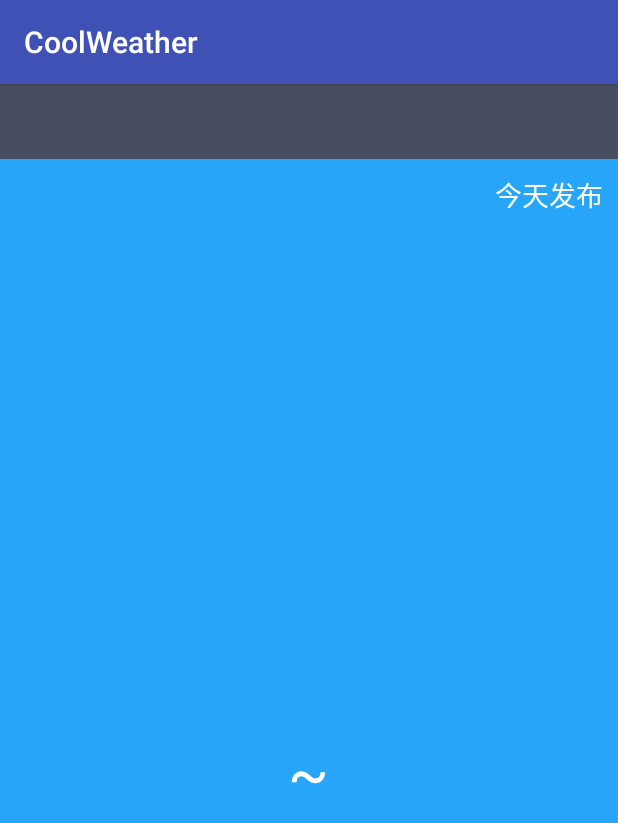
After one commit to superbugxixi/coolweather, an Android app: the WeatherActivity screen opened directly, with no data from a screen before it, on a phone screen of 412 x 824 dp. The commit adds this screen. Shown: the top 823 px of the screen. Run offline under Robolectric (Android 15) with nearby library versions, the phone set to English and light mode, and no system bars.

Commit message:
加入显示天气信息的功能

```diff
--- a/app/src/main/AndroidManifest.xml
+++ b/app/src/main/AndroidManifest.xml
@@ -19,6 +19,9 @@
                 <category android:name="android.intent.category.LAUNCHER"/>
             </intent-filter>
         </activity>
+        <activity android:name=".activity.WeatherActivity">
+
+        </activity>
     </application>
 
 </manifest>
--- /dev/null
+++ b/app/src/main/java/com/coolweather/app/coolweather/activity/WeatherActivity.java
@@ -0,0 +1,132 @@
+package com.coolweather.app.coolweather.activity;
+
+import android.content.SharedPreferences;
+import android.os.Bundle;
+import android.preference.PreferenceManager;
+import android.support.v7.app.AppCompatActivity;
+import android.text.TextUtils;
+import android.util.Log;
+import android.view.View;
+import android.view.Window;
+import android.widget.LinearLayout;
+import android.widget.TextView;
+
+import com.coolweather.app.coolweather.R;
+import com.coolweather.app.coolweather.util.HttpCallbackListener;
+import com.coolweather.app.coolweather.util.HttpUtil;
+import com.coolweather.app.coolweather.util.Utility;
+
+/**
+ * Created by cs on 2016/2/23.
+ */
+public class WeatherActivity extends AppCompatActivity {
+
+    private LinearLayout weatherInfoLayout;
+    /*
+    *用于显示城市名
+    */
+    private TextView cityNameText;
+    //用于显示发布时间
+    private TextView publishText;
+    //用于显示天气描述信息
+    private TextView weatherDespText;
+    //用于显示气温1
+    private TextView temp1Text;
+    //用于显示气温2
+    private TextView temp2Text;
+    //用于显示当前日期
+    private TextView currentDateText;
+
+    protected void onCreate(Bundle savedInstanceState){
+        super.onCreate(savedInstanceState);
+        //requestWindowFeature(Window.FEATURE_NO_TITLE);
+        setContentView(R.layout.weather_layout);
+        //初始化各控件
+        weatherInfoLayout = (LinearLayout)findViewById(R.id.weather_info_layout);
+        cityNameText = (TextView)findViewById(R.id.city_name);
+        publishText = (TextView)findViewById(R.id.publish_text);
+        weatherDespText = (TextView)findViewById(R.id.weather_desp);
+        temp1Text = (TextView)findViewById(R.id.temp1);
+        temp2Text = (TextView)findViewById(R.id.temp2);
+        currentDateText = (TextView)findViewById(R.id.current_date);
+        String countyCode = getIntent().getStringExtra("county_code");
+        if(!TextUtils.isEmpty(countyCode)){
+            //有县级代号时就去查询天气
+            publishText.setText("同步中...");
+            weatherInfoLayout.setVisibility(View.INVISIBLE);
+            queryWeatherCode(countyCode);
+        }else{
+            //没有县级代号时就直接显示本地天气
+            showWeather();
+        }
+    }
+    /*
+    *查询县级代号所对应的天气代号
+    */
+    private void queryWeatherCode(String countyCode){
+        String address = "http://www.weather.com.cn/data/list3/city" + countyCode +".xml";
+        queryFromServer(address,"countyCode");
+    }
+    /*
+    *查询天气代号所对应的天气
+    */
+    private void queryWeatherInfo(String weatherCode){
+        String adress = "http://www.weather.com.cn/data/cityinfo/" + weatherCode +".html";
+        queryFromServer(adress,"weatherCode");
+    }
+    /*
+    *根据传入的地址和类型去向服务器查询天气代号或者天气信息
+    */
+    private void queryFromServer(final String address,final String type){
+        HttpUtil.sendHttpRequest(address, new HttpCallbackListener() {
+            @Override
+            public void onFinish(final String response) {
+                if ("countyCode".equals(type)) {
+                    if (!TextUtils.isEmpty(response)) {
+                        //从服务器返回的数据中解析出天气代号
+                        String[] array = response.split("\\|");
+                        if (array != null && array.length == 2) {
+                            String weatherCode = array[1];
+                            queryWeatherInfo(weatherCode);
+                        }
+                    }
+                } else if ("weatherCode".equals(type)) {
+                    //处理服务器返回的天气信息
+                    Utility.handleWeatherResponse(WeatherActivity.this, response);
+                    runOnUiThread(new Runnable() {
+                        @Override
+                        public void run() {
+                            showWeather();
+                        }
+                    });
+                }
+            }
+
+            @Override
+            public void onError(Exception e) {
+                Log.d("WeatherActivity","1111111111111"+ e );
+                runOnUiThread(new Runnable() {
+                    @Override
+                    public void run() {
+                        publishText.setText("同步失败");
+                    }
+                });
+            }
+        });
+    }
+    /*
+    *从SharedPreferences文件中读取存储的天气信息，并显示到界面上
+    */
+    private void showWeather(){
+        SharedPreferences prefs = PreferenceManager.getDefaultSharedPreferences(this);
+        cityNameText.setText(prefs.getString("city_name",""));
+        temp1Text.setText(prefs.getString("temp1",""));
+        temp2Text.setText(prefs.getString("temp2",""));
+        weatherDespText.setText(prefs.getString("weather_desp",""));
+        publishText.setText("今天" + prefs.getString("publish_time","") + "发布");
+        currentDateText.setText(prefs.getString("current_date",""));
+        weatherInfoLayout.setVisibility(View.VISIBLE);
+        cityNameText.setVisibility(View.VISIBLE);
+
+    }
+}
--- /dev/null
+++ b/app/src/main/res/layout/weather_layout.xml
@@ -0,0 +1,91 @@
+<?xml version="1.0" encoding="utf-8"?>
+<LinearLayout xmlns:android="http://schemas.android.com/apk/res/android"
+    android:orientation="vertical" android:layout_width="match_parent"
+    android:layout_height="match_parent">
+
+    <RelativeLayout
+        android:layout_width="match_parent"
+        android:layout_height="50dp"
+        android:background="#484E61">
+
+        <TextView
+            android:id="@+id/city_name"
+            android:layout_width="wrap_content"
+            android:layout_height="wrap_content"
+            android:layout_centerInParent="true"
+            android:textColor="#fff"
+            android:textSize="24sp"/>
+    </RelativeLayout>
+    <RelativeLayout
+        android:layout_width="match_parent"
+        android:layout_height="0dp"
+        android:layout_weight="1"
+        android:background="#27A5F9">
+
+        <TextView
+            android:id="@+id/publish_text"
+            android:layout_width="wrap_content"
+            android:layout_height="wrap_content"
+            android:layout_alignParentRight="true"
+            android:layout_marginRight="10dp"
+            android:layout_marginTop="10dp"
+            android:textColor="#FFF"
+            android:textSize="18sp"/>
+
+        <LinearLayout
+            android:id="@+id/weather_info_layout"
+            android:layout_width="wrap_content"
+            android:layout_height="wrap_content"
+            android:layout_centerInParent="true"
+            android:orientation="vertical">
+            <TextView
+                android:id="@+id/current_date"
+                android:layout_width="wrap_content"
+                android:layout_height="40dp"
+                android:gravity="center"
+                android:textColor="#fff"
+                android:textSize="18sp"/>
+            <TextView
+                android:id="@+id/weather_desp"
+                android:layout_width="wrap_content"
+                android:layout_height="60dp"
+                android:layout_gravity="center_horizontal"
+                android:gravity="center"
+                android:textColor="#FFF"
+                android:textSize="40sp"/>
+            <LinearLayout
+                android:layout_width="wrap_content"
+                android:layout_height="60dp"
+                android:layout_gravity="center_horizontal"
+                android:orientation="horizontal">
+                <TextView
+                    android:id="@+id/temp1"
+                    android:layout_width="wrap_content"
+                    android:layout_height="wrap_content"
+                    android:layout_gravity="center_vertical"
+                    android:textColor="#FFF"
+                    android:textSize="40sp"/>
+                <TextView
+                    android:layout_width="wrap_content"
+                    android:layout_height="wrap_content"
+                    android:layout_gravity="center_vertical"
+                    android:layout_marginLeft="10dp"
+                    android:layout_marginRight="10dp"
+                    android:text="~"
+                    android:textColor="#fff"
+                    android:textSize="40sp"/>
+                <TextView
+                    android:id="@+id/temp2"
+                    android:layout_width="wrap_content"
+                    android:layout_height="wrap_content"
+                    android:layout_gravity="center_vertical"
+                    android:textColor="#FFF"
+                    android:textSize="40sp"/>
+
+            </LinearLayout>
+
+
+        </LinearLayout>
+    </RelativeLayout>
+
+</LinearLayout>
```
Also changed, not shown: app/src/main/java/com/coolweather/app/coolweather/activity/ChooseAreaActivity.java (+16 -0 lines), app/src/main/java/com/coolweather/app/coolweather/util/Utility.java (+45 -0 lines).
